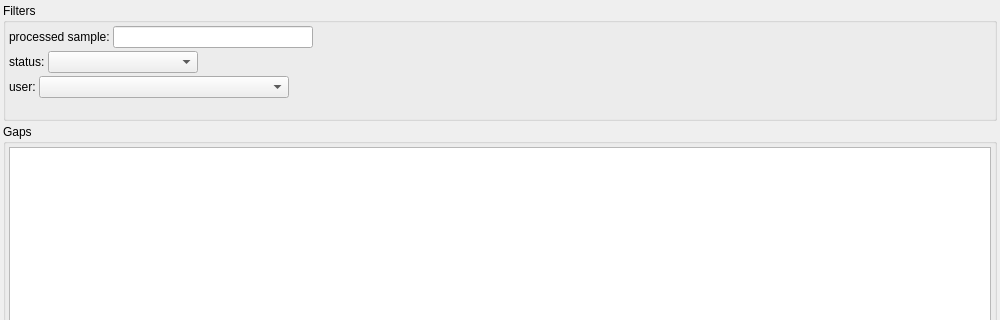
imgag/ngs-bits, file src/GSvar/GapClosingDialog.ui: the form before one commit; both pictures show x 0 to 1000 and y 0 to 320 of the 1000 by 600 pixel window.
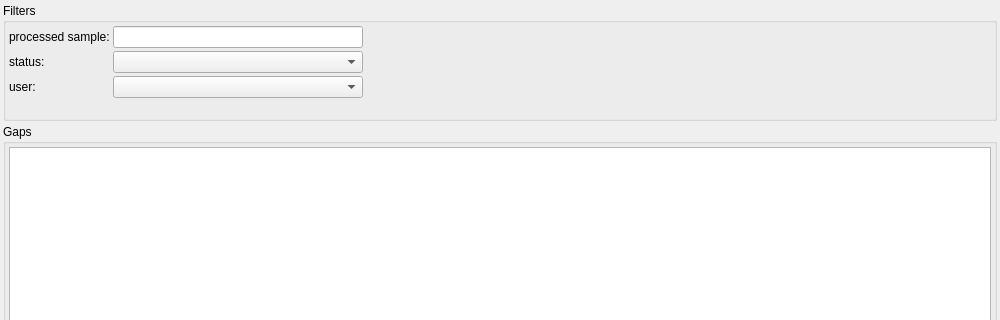
The form after the commit. Custom widgets are drawn as their Qt base class.

Commit message: GSvar: fixed sorting by size in CNV search widget.

The edit to the form file:
```diff
--- a/src/GSvar/GapClosingDialog.ui
+++ b/src/GSvar/GapClosingDialog.ui
@@ -60,18 +60,26 @@
        <number>3</number>
       </property>
       <item>
-       <layout class="QHBoxLayout" name="horizontalLayout_2">
+       <layout class="QHBoxLayout" name="horizontalLayout">
         <property name="spacing">
          <number>3</number>
         </property>
         <item>
+         <layout class="QFormLayout" name="formLayout">
+          <property name="horizontalSpacing">
+           <number>3</number>
+          </property>
+          <property name="verticalSpacing">
+           <number>3</number>
+          </property>
+          <item row="0" column="0">
          <widget class="QLabel" name="label_2">
           <property name="text">
            <string>processed sample:</string>
           </property>
          </widget>
         </item>
-        <item>
+          <item row="0" column="1">
          <widget class="DBSelector" name="f_ps">
           <property name="sizePolicy">
            <sizepolicy hsizetype="Preferred" vsizetype="Fixed">
@@ -87,34 +95,14 @@
           </property>
          </widget>
         </item>
-        <item>
-         <spacer name="horizontalSpacer_2">
-          <property name="orientation">
-           <enum>Qt::Horizontal</enum>
-          </property>
-          <property name="sizeHint" stdset="0">
-           <size>
-            <width>40</width>
-            <height>20</height>
-           </size>
-          </property>
-         </spacer>
-        </item>
-       </layout>
-      </item>
-      <item>
-       <layout class="QHBoxLayout" name="horizontalLayout">
-        <property name="spacing">
-         <number>3</number>
-        </property>
-        <item>
+          <item row="1" column="0">
          <widget class="QLabel" name="label">
           <property name="text">
            <string>status:</string>
           </property>
          </widget>
         </item>
-        <item>
+          <item row="1" column="1">
          <widget class="QComboBox" name="f_status">
           <property name="minimumSize">
            <size>
@@ -124,24 +112,7 @@
           </property>
          </widget>
         </item>
-        <item>
-         <spacer name="horizontalSpacer">
-          <property name="orientation">
-           <enum>Qt::Horizontal</enum>
-          </property>
-          <property name="sizeHint" stdset="0">
-           <size>
-            <width>40</width>
-            <height>20</height>
-           </size>
-          </property>
-         </spacer>
-        </item>
-       </layout>
-      </item>
-      <item>
-       <layout class="QHBoxLayout" name="horizontalLayout_3">
-        <item>
+          <item row="2" column="0">
          <widget class="QLabel" name="label_3">
           <property name="toolTip">
            <string>&lt;html&gt;&lt;head/&gt;&lt;body&gt;&lt;p&gt;Filter for user in history column.&lt;/p&gt;&lt;/body&gt;&lt;/html&gt;</string>
@@ -151,7 +122,7 @@
           </property>
          </widget>
         </item>
-        <item>
+          <item row="2" column="1">
          <widget class="DBComboBox" name="f_user">
           <property name="minimumSize">
            <size>
@@ -161,8 +132,10 @@
           </property>
          </widget>
         </item>
+         </layout>
+        </item>
         <item>
-         <spacer name="horizontalSpacer_3">
+         <spacer name="horizontalSpacer">
           <property name="orientation">
            <enum>Qt::Horizontal</enum>
           </property>
```
Left out of the diff: 2 changed lines with no effect on the pictures. Lines whose indentation alone changed are shown as unchanged. The commit also changes 6 other files.
